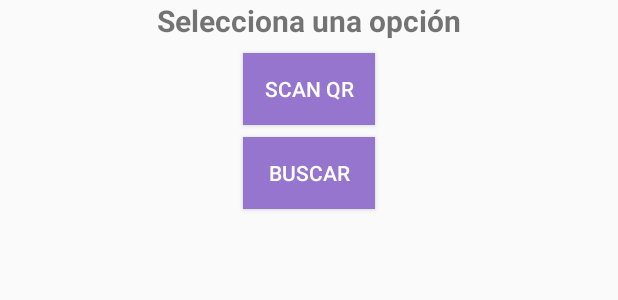
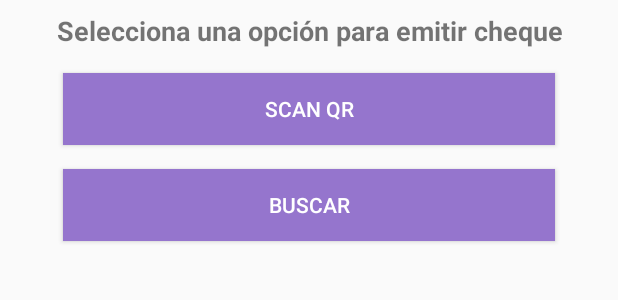
Before and after one commit to noevasher/calidata, an Android app: the layout emit_dialog.xml on its own in the app's theme, with its tools: preview values and no code run, on a phone screen of 412 x 824 dp. Shown: the top 300 px of the screen. Run offline under Robolectric (Android 15) with nearby library versions, the phone set to English and light mode, and no system bars.

Commit message:
estilos en ventana filtros y emergente

```diff
--- a/app/build.gradle
+++ b/app/build.gradle
@@ -44,6 +44,7 @@ dependencies {
     implementation 'com.appyvet:materialrangebar:1.4.6'
 
     implementation 'me.dm7.barcodescanner:zxing:1.9'
+    implementation 'com.github.guilhe:seekbar-ranged-view:1.0.3'
 
 
 }
--- a/app/src/main/java/com/example/calidata/MainActivity.java
+++ b/app/src/main/java/com/example/calidata/MainActivity.java
@@ -204,6 +204,7 @@ public class MainActivity extends ParentActivity {
 
 
         Button scanBtn = view.findViewById(R.id.button_scan);
+        scanBtn.setBackgroundColor(getPrimaryColorInTheme());
         scanBtn.setOnClickListener(v->{
             Intent intent = new Intent(v.getContext(), CheckEmitActivity.class);
             intent.putExtra("QR", true);
@@ -211,6 +212,7 @@ public class MainActivity extends ParentActivity {
         });
 
         Button searchBtn = view.findViewById(R.id.button_search);
+        searchBtn.setBackgroundColor(getPrimaryColorInTheme());
         searchBtn.setOnClickListener(v->{
             Intent intent = new Intent(v.getContext(), CheckEmitActivity.class);
             intent.putExtra("QR", false);
--- a/app/src/main/java/com/example/calidata/activities/query/CheckQueryActivity.java
+++ b/app/src/main/java/com/example/calidata/activities/query/CheckQueryActivity.java
@@ -59,8 +59,8 @@ public class CheckQueryActivity extends ParentActivity {
                 linearLayoutManager.getOrientation());
         //recyclerView.addItemDecoration(new DividerItemDecoration(recyclerView.getContext(), R.drawable.divider));
 
-        DividerItemDecoration itemDecorator = new DividerItemDecoration(this, DividerItemDecoration.VERTICAL);
-        itemDecorator.setDrawable(ContextCompat.getDrawable(this, R.drawable.divider));
+        //DividerItemDecoration itemDecorator = new DividerItemDecoration(this, DividerItemDecoration.VERTICAL);
+        //itemDecorator.setDrawable(ContextCompat.getDrawable(this, R.drawable.divider));
 
         //recyclerView.addItemDecoration(itemDecorator);
 
--- a/app/src/main/java/com/example/calidata/register/RegisterActivity.java
+++ b/app/src/main/java/com/example/calidata/register/RegisterActivity.java
@@ -92,14 +92,13 @@ public class RegisterActivity extends ParentActivity{
         if(toolbar != null){
 
             toolbar.setTitle(getResources().getString(R.string.register_title));
-            toolbar.setSubtitle("...");
             final Drawable upArrow = getResources().getDrawable(R.drawable.ic_arrow_back_24px);
             upArrow.setColorFilter(getResources().getColor(R.color.white), PorterDuff.Mode.SRC_ATOP);
+            setSupportActionBar(toolbar);
 
             toolbar.setNavigationIcon(upArrow);
             toolbar.setNavigationOnClickListener(view -> finish());
-            setSupportActionBar(toolbar);
-            getSupportActionBar().setDisplayShowHomeEnabled(true);
+            //getSupportActionBar().setDisplayShowHomeEnabled(true);
         }
         spin.setOnItemSelectedListener(new AdapterView.OnItemSelectedListener() {
             @Override
--- a/app/src/main/res/layout/activity_check_query.xml
+++ b/app/src/main/res/layout/activity_check_query.xml
@@ -85,10 +85,9 @@
 
         <androidx.recyclerview.widget.RecyclerView
             android:id="@+id/recyclerview"
-            android:background="@color/colorPrimaryGray"
             android:layout_width="0dp"
             android:layout_height="0dp"
-            android:layout_marginTop="8dp"
+            android:background="@color/colorPrimaryGray"
             app:layout_constraintBottom_toBottomOf="parent"
             app:layout_constraintEnd_toEndOf="parent"
             app:layout_constraintStart_toStartOf="parent"
--- a/app/src/main/res/layout/emit_dialog.xml
+++ b/app/src/main/res/layout/emit_dialog.xml
@@ -9,11 +9,11 @@
 
     <Button
         android:id="@+id/button_scan"
-        android:layout_width="wrap_content"
+        android:layout_width="0dp"
         android:layout_height="wrap_content"
-        android:layout_marginStart="8dp"
-        android:layout_marginTop="8dp"
-        android:layout_marginEnd="8dp"
+        android:layout_marginStart="42dp"
+        android:layout_marginTop="16dp"
+        android:layout_marginEnd="42dp"
         android:background="@color/primaryPurple"
         android:text="Scan QR"
         android:textColor="@color/white"
@@ -23,10 +23,10 @@
 
     <Button
         android:id="@+id/button_search"
-        android:layout_width="wrap_content"
+        android:layout_width="0dp"
         android:layout_height="wrap_content"
-        android:layout_marginTop="8dp"
-        android:layout_marginBottom="8dp"
+        android:layout_marginTop="16dp"
+        android:layout_marginBottom="16dp"
         android:background="@color/primaryPurple"
         android:text="Buscar"
         android:textColor="@color/white"
@@ -40,9 +40,11 @@
         android:layout_width="wrap_content"
         android:layout_height="wrap_content"
         android:layout_marginStart="8dp"
+        android:layout_marginTop="8dp"
         android:layout_marginEnd="8dp"
-        android:text="@string/option_title"
-        android:textSize="20sp"
+        android:text= "@string/option_title"
+        android:textSize="18sp"
+        android:gravity="center"
         android:textStyle="bold"
         app:layout_constraintEnd_toEndOf="parent"
         app:layout_constraintStart_toStartOf="parent"
--- a/app/src/main/res/values/strings.xml
+++ b/app/src/main/res/values/strings.xml
@@ -20,6 +20,6 @@
     <string name="search">Buscar</string>
     <string name="filter_title">Filtros</string>
     <string name="cancel">Cancelar</string>
-    <string name="option_title">Selecciona una opción</string>
+    <string name="option_title">Selecciona una opción para emitir cheque</string>
 
 </resources>
--- a/build.gradle
+++ b/build.gradle
@@ -5,6 +5,7 @@ buildscript {
         google()
         jcenter()
         mavenCentral()
+        //maven { url "https://jitpack.io" }
 
     }
     dependencies {
```
Also changed, not shown: app/src/main/java/com/example/calidata/activities/emit/CheckEmitActivity.java (+10 -14 lines), app/src/main/java/com/example/calidata/activities/query/filter/FilterActivity.java (+71 -20 lines), app/src/main/res/layout/activity_filter.xml (+31 -19 lines).
